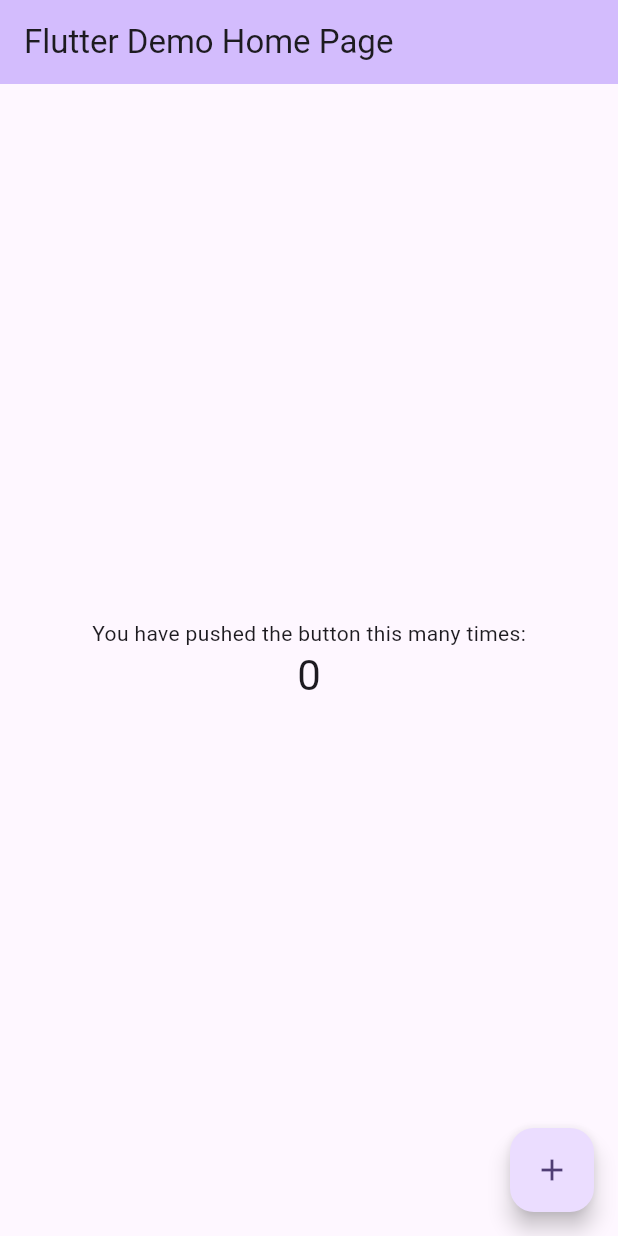
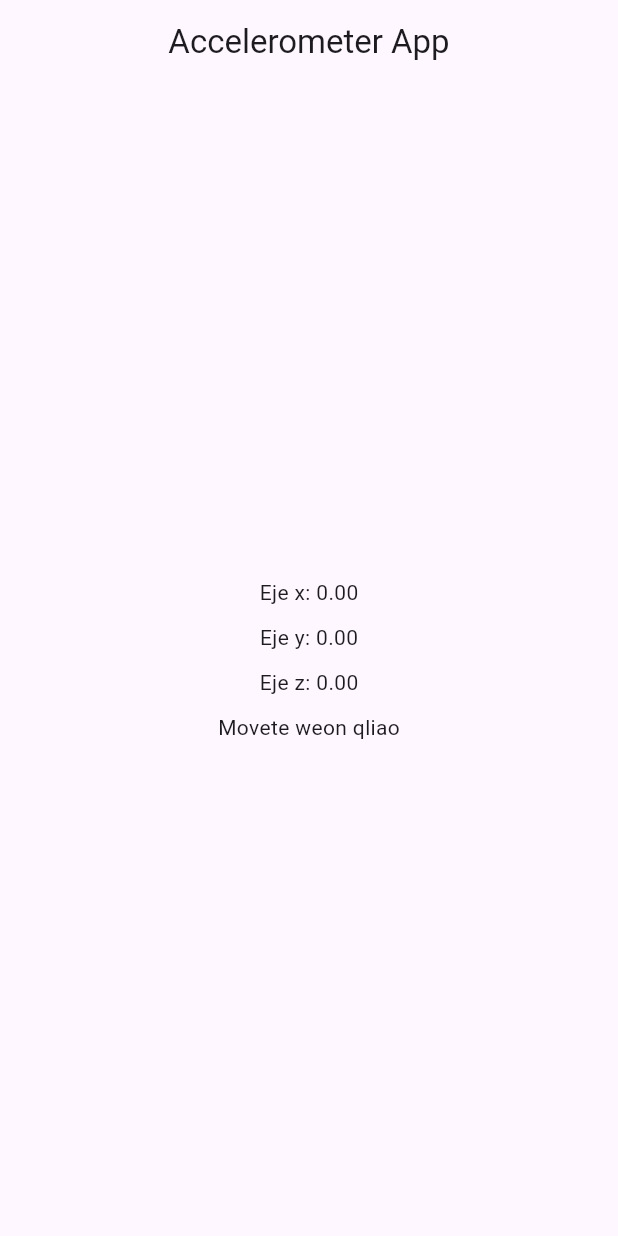
Before and after one commit to MickSenpai/Moviles, a Flutter app: the screen it shows after launch, on a phone screen of 412 x 824 dp. Run offline on Flutter 3.47's test engine with Material 3 defaults, Android fonts, the phone set to English and light mode, and no system bars; our stand-ins replace sensors_plus.

Commit message:
#Sensores apps

```diff
--- a/sensores/lib/main.dart
+++ b/sensores/lib/main.dart
@@ -1,121 +1,71 @@
 import 'package:flutter/material.dart';
+import 'package:sensors_plus/sensors_plus.dart';
 
-void main() {
-  runApp(const MyApp());
-}
+void main() => runApp(MyApp());
 
 class MyApp extends StatelessWidget {
-  const MyApp({super.key});
-
-  // This widget is the root of your application.
   @override
   Widget build(BuildContext context) {
     return MaterialApp(
-      title: 'Flutter Demo',
-      theme: ThemeData(
-        // This is the theme of your application.
-        //
-        // TRY THIS: Try running your application with "flutter run". You'll see
-        // the application has a purple toolbar. Then, without quitting the app,
-        // try changing the seedColor in the colorScheme below to Colors.green
-        // and then invoke "hot reload" (save your changes or press the "hot
-        // reload" button in a Flutter-supported IDE, or press "r" if you used
-        // the command line to start the app).
-        //
-        // Notice that the counter didn't reset back to zero; the application
-        // state is not lost during the reload. To reset the state, use hot
-        // restart instead.
-        //
-        // This works for code too, not just values: Most code changes can be
-        // tested with just a hot reload.
-        colorScheme: .fromSeed(seedColor: Colors.deepPurple),
-      ),
-      home: const MyHomePage(title: 'Flutter Demo Home Page'),
+      title: 'Acelerometer App',
+      home: HomePage()
     );
   }
 }
 
-class MyHomePage extends StatefulWidget {
-  const MyHomePage({super.key, required this.title});
-
-  // This widget is the home page of your application. It is stateful, meaning
-  // that it has a State object (defined below) that contains fields that affect
-  // how it looks.
-
-  // This class is the configuration for the state. It holds the values (in this
-  // case the title) provided by the parent (in this case the App widget) and
-  // used by the build method of the State. Fields in a Widget subclass are
-  // always marked "final".
-
-  final String title;
+class HomePage extends StatefulWidget {
+  HomePage({Key? key}) : super(key: key);
 
   @override
-  State<MyHomePage> createState() => _MyHomePageState();
+  _HomePageState createState() => _HomePageState();
 }
 
-class _MyHomePageState extends State<MyHomePage> {
-  int _counter = 0;
+class _HomePageState extends State<HomePage> {
 
-  void _incrementCounter() {
-    setState(() {
-      // This call to setState tells the Flutter framework that something has
-      // changed in this State, which causes it to rerun the build method below
-      // so that the display can reflect the updated values. If we changed
-      // _counter without calling setState(), then the build method would not be
-      // called again, and so nothing would appear to happen.
-      _counter++;
+  double x = 0.0;
+  double y = 0.0;
+  double z = 0.0;
+
+  @override
+  void initState() { //Modificando el state
+    super.initState();
+
+    //Escuchar el evento del sensor
+    // ignore: deprecated_member_use
+    accelerometerEvents.listen((event) {
+      setState(() {
+        x = event.x;
+        y = event.y;
+        z = event.z;
+      });
     });
   }
 
   @override
   Widget build(BuildContext context) {
-    // This method is rerun every time setState is called, for instance as done
-    // by the _incrementCounter method above.
-    //
-    // The Flutter framework has been optimized to make rerunning build methods
-    // fast, so that you can just rebuild anything that needs updating rather
-    // than having to individually change instances of widgets.
     return Scaffold(
       appBar: AppBar(
-        // TRY THIS: Try changing the color here to a specific color (to
-        // Colors.amber, perhaps?) and trigger a hot reload to see the AppBar
-        // change color while the other colors stay the same.
-        backgroundColor: Theme.of(context).colorScheme.inversePrimary,
-        // Here we take the value from the MyHomePage object that was created by
-        // the App.build method, and use it to set our appbar title.
-        title: Text(widget.title),
+        centerTitle: true,
+        title: const Text("Accelerometer App"),
       ),
+
       body: Center(
-        // Center is a layout widget. It takes a single child and positions it
-        // in the middle of the parent.
         child: Column(
-          // Column is also a layout widget. It takes a list of children and
-          // arranges them vertically. By default, it sizes itself to fit its
-          // children horizontally, and tries to be as tall as its parent.
-          //
-          // Column has various properties to control how it sizes itself and
-          // how it positions its children. Here we use mainAxisAlignment to
-          // center the children vertically; the main axis here is the vertical
-          // axis because Columns are vertical (the cross axis would be
-          // horizontal).
-          //
-          // TRY THIS: Invoke "debug painting" (choose the "Toggle Debug Paint"
-          // action in the IDE, or press "p" in the console), to see the
-          // wireframe for each widget.
-          mainAxisAlignment: .center,
+          mainAxisAlignment: MainAxisAlignment.center,
           children: [
-            const Text('You have pushed the button this many times:'),
-            Text(
-              '$_counter',
-              style: Theme.of(context).textTheme.headlineMedium,
-            ),
+
+            Text("Eje x: ${x.toStringAsFixed(2)}"),
+            const SizedBox(height: 10),
+
+            Text("Eje y: ${y.toStringAsFixed(2)}"),
+            const SizedBox(height: 10),
+
+            Text("Eje z: ${z.toStringAsFixed(2)}"),
+            const SizedBox(height: 10),
+
+            Text("Movete weon qliao")
           ],
         ),
-      ),
-      floatingActionButton: FloatingActionButton(
-        onPressed: _incrementCounter,
-        tooltip: 'Increment',
-        child: const Icon(Icons.add),
       ),
     );
   }
```
